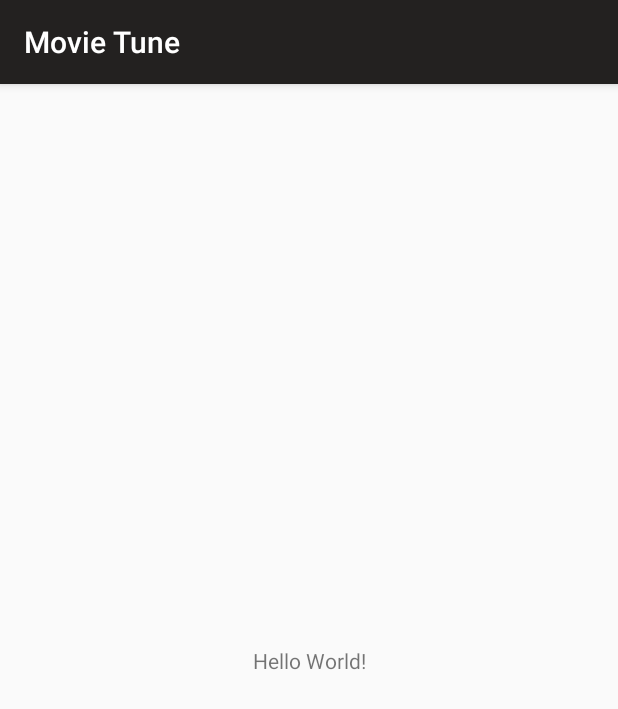
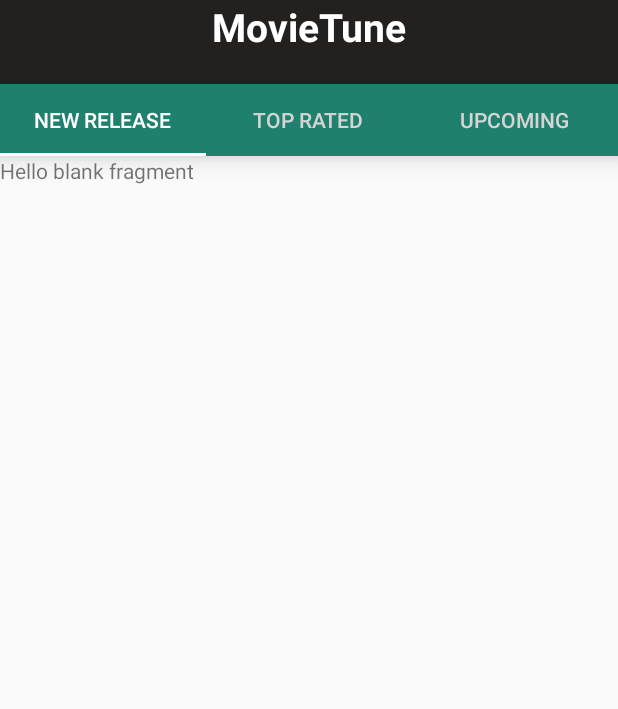
Before and after one commit to 1mahfuzz/movie_tune, an Android app: the screen it shows after launch (MainActivity), on a phone screen of 412 x 824 dp. Shown: the top 709 px of the screen. Run offline under Robolectric (Android 15) with nearby library versions, the phone set to English and light mode, and no system bars.

Commit message:
viewPager,tabLayout & fragment added
activity main layout file modified viewPager & tabLayout added

```diff
--- a/app/build.gradle
+++ b/app/build.gradle
@@ -21,7 +21,9 @@ android {
 dependencies {
     implementation fileTree(dir: 'libs', include: ['*.jar'])
     implementation 'com.android.support:appcompat-v7:26.1.0'
+    implementation 'com.android.support:design:26.1.0'
     implementation 'com.android.support.constraint:constraint-layout:1.0.2'
+    implementation 'com.android.support:support-v4:26.1.0'
     testImplementation 'junit:junit:4.12'
     androidTestImplementation 'com.android.support.test:runner:1.0.1'
     androidTestImplementation 'com.android.support.test.espresso:espresso-core:3.0.1'
--- a/app/src/main/java/com/mahfuz/movietune/MainActivity.java
+++ b/app/src/main/java/com/mahfuz/movietune/MainActivity.java
@@ -1,13 +1,34 @@
 package com.mahfuz.movietune;
 
+import android.support.design.widget.TabLayout;
+import android.support.v4.view.ViewPager;
+import android.support.v7.app.ActionBar;
 import android.support.v7.app.AppCompatActivity;
 import android.os.Bundle;
 
 public class MainActivity extends AppCompatActivity {
 
+    TabLayout mTabLayout;
+    ViewPager mViewPager;
+
     @Override
     protected void onCreate(Bundle savedInstanceState) {
         super.onCreate(savedInstanceState);
         setContentView(R.layout.activity_main);
+        getSupportActionBar().setDisplayOptions(ActionBar.DISPLAY_SHOW_CUSTOM);
+        getSupportActionBar().setCustomView(R.layout.layout_toolbar);
+        getSupportActionBar().setElevation(0);
+
+        iniView();
+
+        mViewPager.setAdapter(new PagerAdapter(getSupportFragmentManager()));
+        mTabLayout.setupWithViewPager(mViewPager);
+        mViewPager.setCurrentItem(0);
+    }
+
+    private void iniView() {
+
+        mTabLayout = findViewById(R.id.tabLayout);
+        mViewPager = findViewById(R.id.viewPager);
     }
 }
--- /dev/null
+++ b/app/src/main/java/com/mahfuz/movietune/NewRelease.java
@@ -0,0 +1,29 @@
+package com.mahfuz.movietune;
+
+
+import android.os.Bundle;
+import android.support.v4.app.Fragment;
+import android.view.LayoutInflater;
+import android.view.View;
+import android.view.ViewGroup;
+
+
+/**
+ * A simple {@link Fragment} subclass.
+ */
+public class NewRelease extends Fragment {
+
+
+    public NewRelease() {
+        // Required empty public constructor
+    }
+
+
+    @Override
+    public View onCreateView(LayoutInflater inflater, ViewGroup container,
+                             Bundle savedInstanceState) {
+        // Inflate the layout for this fragment
+        return inflater.inflate(R.layout.fragment_new_release, container, false);
+    }
+
+}
--- /dev/null
+++ b/app/src/main/java/com/mahfuz/movietune/PagerAdapter.java
@@ -0,0 +1,51 @@
+package com.mahfuz.movietune;
+
+import android.support.v4.app.Fragment;
+import android.support.v4.app.FragmentManager;
+import android.support.v4.app.FragmentPagerAdapter;
+
+/**
+ * Created by mahfuz on 7/1/18.
+ */
+
+public class PagerAdapter extends FragmentPagerAdapter {
+
+    public PagerAdapter(FragmentManager fm) {
+        super(fm);
+    }
+
+    @Override
+    public Fragment getItem(int position) {
+
+        switch (position){
+            case 0:
+                return new NewRelease();
+            case 1:
+                return new TopRated();
+            case 2:
+                return new Upcoming();
+            default:
+                return null;
+        }
+    }
+
+    @Override
+    public int getCount() {
+        return 3;
+    }
+
+    @Override
+    public CharSequence getPageTitle(int position) {
+
+        switch (position){
+            case 0:
+                return "NEW RELEASE";
+            case 1:
+                return "TOP RATED";
+            case 2:
+                return "UPCOMING";
+            default:
+                return null;
+        }
+    }
+}
--- a/app/src/main/java/com/mahfuz/movietune/SplashActivity.java
+++ b/app/src/main/java/com/mahfuz/movietune/SplashActivity.java
@@ -12,7 +12,6 @@ public class SplashActivity extends AppCompatActivity {
         super.onCreate(savedInstanceState);
         setContentView(R.layout.activity_splash);
 
-
         new Handler().postDelayed(new Runnable() {
             @Override
             public void run() {
--- /dev/null
+++ b/app/src/main/java/com/mahfuz/movietune/TopRated.java
@@ -0,0 +1,29 @@
+package com.mahfuz.movietune;
+
+
+import android.os.Bundle;
+import android.support.v4.app.Fragment;
+import android.view.LayoutInflater;
+import android.view.View;
+import android.view.ViewGroup;
+
+
+/**
+ * A simple {@link Fragment} subclass.
+ */
+public class TopRated extends Fragment {
+
+
+    public TopRated() {
+        // Required empty public constructor
+    }
+
+
+    @Override
+    public View onCreateView(LayoutInflater inflater, ViewGroup container,
+                             Bundle savedInstanceState) {
+        // Inflate the layout for this fragment
+        return inflater.inflate(R.layout.fragment_top_rated, container, false);
+    }
+
+}
--- /dev/null
+++ b/app/src/main/java/com/mahfuz/movietune/Upcoming.java
@@ -0,0 +1,29 @@
+package com.mahfuz.movietune;
+
+
+import android.os.Bundle;
+import android.support.v4.app.Fragment;
+import android.view.LayoutInflater;
+import android.view.View;
+import android.view.ViewGroup;
+
+
+/**
+ * A simple {@link Fragment} subclass.
+ */
+public class Upcoming extends Fragment {
+
+
+    public Upcoming() {
+        // Required empty public constructor
+    }
+
+
+    @Override
+    public View onCreateView(LayoutInflater inflater, ViewGroup container,
+                             Bundle savedInstanceState) {
+        // Inflate the layout for this fragment
+        return inflater.inflate(R.layout.fragment_upcoming, container, false);
+    }
+
+}
--- a/app/src/main/res/layout/activity_main.xml
+++ b/app/src/main/res/layout/activity_main.xml
@@ -1,18 +1,25 @@
 <?xml version="1.0" encoding="utf-8"?>
-<android.support.constraint.ConstraintLayout xmlns:android="http://schemas.android.com/apk/res/android"
+<LinearLayout xmlns:android="http://schemas.android.com/apk/res/android"
     xmlns:app="http://schemas.android.com/apk/res-auto"
     xmlns:tools="http://schemas.android.com/tools"
     android:layout_width="match_parent"
     android:layout_height="match_parent"
+    android:orientation="vertical"
     tools:context="com.mahfuz.movietune.MainActivity">
 
-    <TextView
-        android:layout_width="wrap_content"
-        android:layout_height="wrap_content"
-        android:text="Hello World!"
-        app:layout_constraintBottom_toBottomOf="parent"
-        app:layout_constraintLeft_toLeftOf="parent"
-        app:layout_constraintRight_toRightOf="parent"
-        app:layout_constraintTop_toTopOf="parent" />
+    <android.support.design.widget.TabLayout
+        android:id="@+id/tabLayout"
+        app:tabIndicatorColor="@android:color/white"
+        android:background="@color/tabColor"
+        app:tabTextColor="@color/tabText"
+        app:tabSelectedTextColor="@color/tabTextSelected"
+        android:elevation="10dp"
+        android:layout_width="match_parent"
+        android:layout_height="wrap_content"/>
 
-</android.support.constraint.ConstraintLayout>
+    <android.support.v4.view.ViewPager
+        android:id="@+id/viewPager"
+        android:layout_width="match_parent"
+        android:layout_height="match_parent"/>
+
+</LinearLayout>
--- /dev/null
+++ b/app/src/main/res/layout/fragment_new_release.xml
@@ -0,0 +1,13 @@
+<FrameLayout xmlns:android="http://schemas.android.com/apk/res/android"
+    xmlns:tools="http://schemas.android.com/tools"
+    android:layout_width="match_parent"
+    android:layout_height="match_parent"
+    tools:context="com.mahfuz.movietune.NewRelease">
+
+    <!-- TODO: Update blank fragment layout -->
+    <TextView
+        android:layout_width="match_parent"
+        android:layout_height="match_parent"
+        android:text="@string/hello_blank_fragment" />
+
+</FrameLayout>
--- /dev/null
+++ b/app/src/main/res/layout/fragment_top_rated.xml
@@ -0,0 +1,13 @@
+<FrameLayout xmlns:android="http://schemas.android.com/apk/res/android"
+    xmlns:tools="http://schemas.android.com/tools"
+    android:layout_width="match_parent"
+    android:layout_height="match_parent"
+    tools:context="com.mahfuz.movietune.TopRated">
+
+    <!-- TODO: Update blank fragment layout -->
+    <TextView
+        android:layout_width="match_parent"
+        android:layout_height="match_parent"
+        android:text="@string/hello_blank_fragment" />
+
+</FrameLayout>
--- /dev/null
+++ b/app/src/main/res/layout/fragment_upcoming.xml
@@ -0,0 +1,13 @@
+<FrameLayout xmlns:android="http://schemas.android.com/apk/res/android"
+    xmlns:tools="http://schemas.android.com/tools"
+    android:layout_width="match_parent"
+    android:layout_height="match_parent"
+    tools:context="com.mahfuz.movietune.Upcoming">
+
+    <!-- TODO: Update blank fragment layout -->
+    <TextView
+        android:layout_width="match_parent"
+        android:layout_height="match_parent"
+        android:text="@string/hello_blank_fragment" />
+
+</FrameLayout>
--- /dev/null
+++ b/app/src/main/res/layout/layout_toolbar.xml
@@ -0,0 +1,15 @@
+<?xml version="1.0" encoding="utf-8"?>
+<LinearLayout xmlns:android="http://schemas.android.com/apk/res/android"
+    android:orientation="vertical" android:layout_width="match_parent"
+    android:layout_height="match_parent">
+
+    <TextView
+        android:layout_width="match_parent"
+        android:layout_height="wrap_content"
+        android:background="@color/colorPrimaryDark"
+        android:textColor="@android:color/white"
+        android:textAlignment="center"
+        android:textSize="26sp"
+        android:textStyle="bold"
+        android:text="MovieTune"/>
+</LinearLayout>
--- a/app/src/main/res/values/strings.xml
+++ b/app/src/main/res/values/strings.xml
@@ -1,3 +1,6 @@
 <resources>
     <string name="app_name">Movie Tune</string>
+
+    <!-- TODO: Remove or change this placeholder text -->
+    <string name="hello_blank_fragment">Hello blank fragment</string>
 </resources>
--- a/app/src/main/res/values/styles.xml
+++ b/app/src/main/res/values/styles.xml
@@ -8,6 +8,7 @@
         <item name="colorAccent">@color/colorAccent</item>
     </style>
 
-    <style name="AppTheme.NoActionBar" parent="Theme.AppCompat.Light.NoActionBar"/>
-
+    <style name="AppTheme.NoActionBar" parent="Theme.AppCompat.Light.NoActionBar">
+        <item name="colorPrimaryDark">@color/splashPrimaryDark</item>
+    </style>
 </resources>
```
